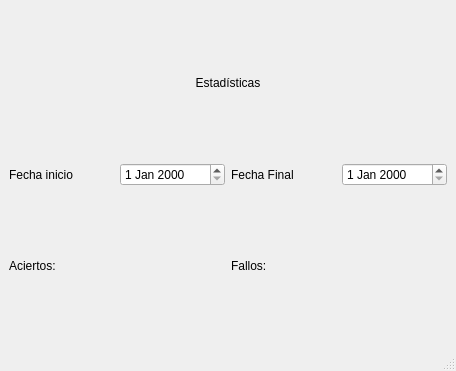
Old version of the form mapa/stats.ui in the repository jorgecanut/mapaIHM.
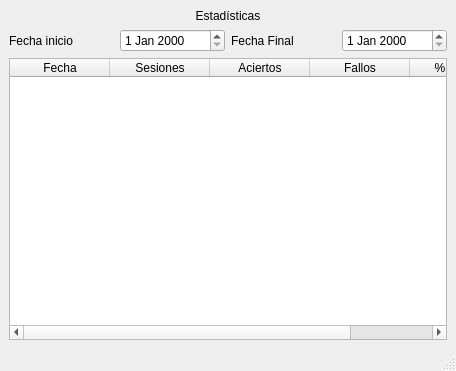
New version of the form.

Patch:
```diff
--- a/mapa/stats.ui
+++ b/mapa/stats.ui
@@ -50,22 +50,36 @@
      </layout>
     </item>
     <item>
-     <layout class="QHBoxLayout" name="horizontalLayout">
-      <item>
-       <widget class="QLabel" name="lAciertos">
+     <widget class="QTableWidget" name="tableWidget">
+      <property name="columnCount">
+       <number>5</number>
+      </property>
+      <column>
         <property name="text">
-         <string>Aciertos:</string>
-        </property>
-       </widget>
-      </item>
-      <item>
-       <widget class="QLabel" name="lFallos">
+        <string>Fecha</string>
+       </property>
+      </column>
+      <column>
         <property name="text">
-         <string>Fallos:</string>
-        </property>
-       </widget>
-      </item>
-     </layout>
+        <string>Sesiones</string>
+       </property>
+      </column>
+      <column>
+       <property name="text">
+        <string>Aciertos</string>
+       </property>
+      </column>
+      <column>
+       <property name="text">
+        <string>Fallos</string>
+       </property>
+      </column>
+      <column>
+       <property name="text">
+        <string>% Acierto</string>
+       </property>
+      </column>
+     </widget>
     </item>
    </layout>
   </widget>
```
Lines whose indentation alone changed are shown as unchanged.
